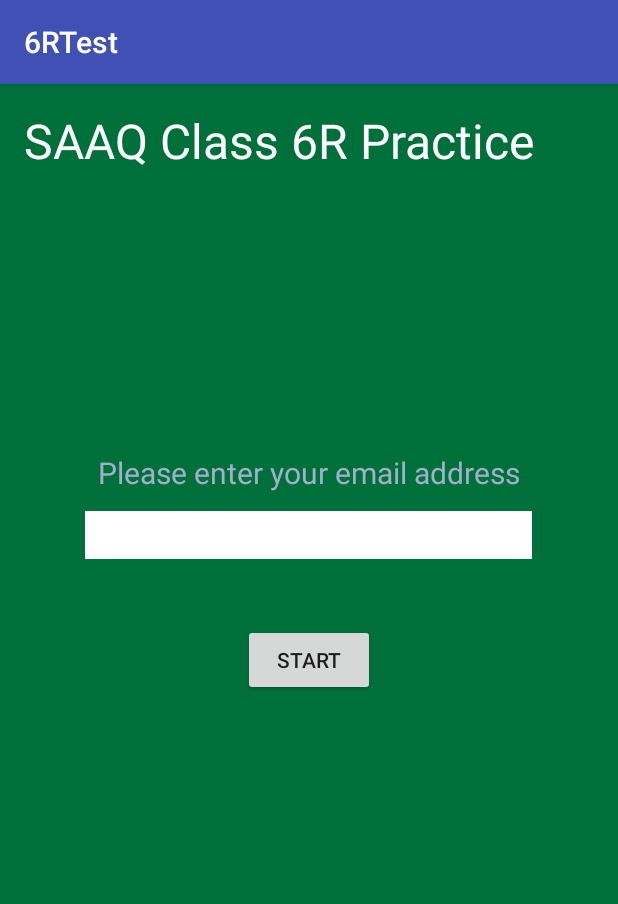
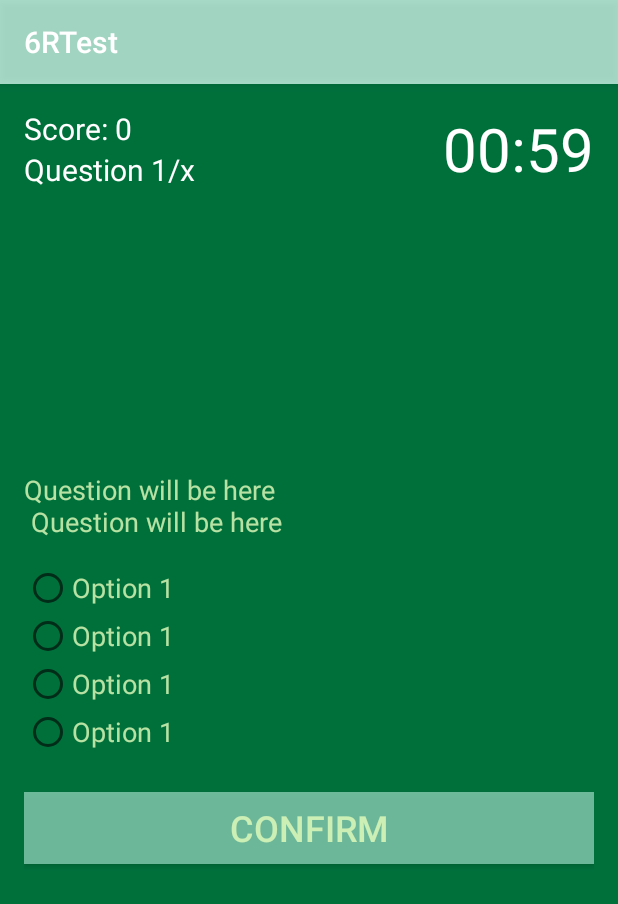
Before and after one commit to tpham20908/MobileDevelopment, an Android app: the screen it shows after launch (StartingScreenActivity before the commit, TestActivity after it), on a phone screen of 412 x 824 dp. Shown: the top 904 px of the screen. Run offline under Robolectric (Android 15) with nearby library versions, the phone set to English and light mode, and no system bars.

Commit message:
styled testActivity

```diff
--- a/Practices/6RTest/app/src/main/AndroidManifest.xml
+++ b/Practices/6RTest/app/src/main/AndroidManifest.xml
@@ -10,13 +10,15 @@
         android:supportsRtl="true"
         android:theme="@style/AppTheme">
         <activity android:name=".StartingScreenActivity">
+
+        </activity>
+        <activity android:name=".TestActivity">
             <intent-filter>
                 <action android:name="android.intent.action.MAIN" />
 
                 <category android:name="android.intent.category.LAUNCHER" />
             </intent-filter>
         </activity>
-        <activity android:name=".TestActivity"></activity>
     </application>
 
 </manifest>
--- a/Practices/6RTest/app/src/main/res/layout/activity_test.xml
+++ b/Practices/6RTest/app/src/main/res/layout/activity_test.xml
@@ -1,9 +1,93 @@
 <?xml version="1.0" encoding="utf-8"?>
-<android.support.constraint.ConstraintLayout xmlns:android="http://schemas.android.com/apk/res/android"
+<RelativeLayout xmlns:android="http://schemas.android.com/apk/res/android"
     xmlns:app="http://schemas.android.com/apk/res-auto"
     xmlns:tools="http://schemas.android.com/tools"
     android:layout_width="match_parent"
     android:layout_height="match_parent"
+    android:padding="16dp"
+    android:background="@color/appBackgroundColor"
     tools:context=".TestActivity">
 
-</android.support.constraint.ConstraintLayout>
+    <TextView
+        android:id="@+id/tv_score"
+        android:layout_width="wrap_content"
+        android:layout_height="wrap_content"
+        android:textColor="@color/bodyTextColor"
+        android:textSize="20sp"
+        android:text="@string/score"/>
+
+    <TextView
+        android:id="@+id/tv_question_count"
+        android:layout_width="wrap_content"
+        android:layout_height="wrap_content"
+        android:textSize="20sp"
+        android:textColor="@color/bodyTextColor"
+        android:text="@string/question_count"
+        android:layout_below="@id/tv_score"/>
+
+    <TextView
+        android:id="@+id/tv_countdown"
+        android:layout_width="wrap_content"
+        android:layout_height="wrap_content"
+        android:textColor="@color/bodyTextColor"
+        android:layout_alignParentEnd="true"
+        android:textSize="40sp"
+        android:text="00:59"/>
+
+    <TextView
+        android:id="@+id/tv_question"
+        android:layout_width="match_parent"
+        android:layout_height="wrap_content"
+        android:textSize="18sp"
+        android:text="Question will be here \n Question will be here"
+        android:textColor="@color/colorAccent"
+        android:layout_marginBottom="16dp"
+        android:layout_above="@id/radio_group"/>
+
+    <RadioGroup
+        android:id="@+id/radio_group"
+        android:layout_width="wrap_content"
+        android:layout_height="wrap_content"
+        android:layout_centerVertical="true">
+        <RadioButton
+            android:id="@+id/radio_btn1"
+            android:layout_width="wrap_content"
+            android:layout_height="wrap_content"
+            android:textSize="18sp"
+            android:textColor="@color/colorAccent"
+            android:text="Option 1"/>
+        <RadioButton
+            android:id="@+id/radio_btn2"
+            android:layout_width="wrap_content"
+            android:layout_height="wrap_content"
+            android:textSize="18sp"
+            android:textColor="@color/colorAccent"
+            android:text="Option 1"/>
+        <RadioButton
+            android:id="@+id/radio_btn3"
+            android:layout_width="wrap_content"
+            android:layout_height="wrap_content"
+            android:textSize="18sp"
+            android:textColor="@color/colorAccent"
+            android:text="Option 1"/>
+        <RadioButton
+            android:id="@+id/radio_btn4"
+            android:layout_width="wrap_content"
+            android:layout_height="wrap_content"
+            android:textSize="18sp"
+            android:textColor="@color/colorAccent"
+            android:text="Option 1"/>
+    </RadioGroup>
+
+    <Button
+        android:id="@+id/btn_confirm"
+        android:layout_width="match_parent"
+        android:layout_height="wrap_content"
+        android:textSize="24sp"
+        android:layout_below="@id/radio_group"
+        android:layout_marginTop="24dp"
+        android:text="Confirm"
+        android:background="@color/colorPrimary"
+        android:textColor="@color/colorAccent"/>
+
+</RelativeLayout>
--- a/Practices/6RTest/app/src/main/res/values/colors.xml
+++ b/Practices/6RTest/app/src/main/res/values/colors.xml
@@ -1,11 +1,11 @@
 <?xml version="1.0" encoding="utf-8"?>
 <resources>
-    <color name="colorPrimary">#3F51B5</color>
-    <color name="colorPrimaryDark">#303F9F</color>
-    <color name="colorAccent">#FF4081</color>
+    <color name="colorPrimary">#BF91D5BB</color>
+    <color name="colorPrimaryDark">#9A109955</color>
+    <color name="colorAccent">#D0E0FBBB</color>
     <color name="red">#EE1111</color>
     <color name="appBackgroundColor">#00703B</color>
-    <color name="headerBackgroundColor">#D8D8BF</color>
+    <color name="mcqColor">#D8D8BF</color>
     <color name="promptTextColor">#A0B0CB</color>
     <color name="bodyBackgroundColor">#1D4F27</color>
     <color name="bodyTextColor">#FFF</color>
--- a/Practices/6RTest/app/src/main/res/values/strings.xml
+++ b/Practices/6RTest/app/src/main/res/values/strings.xml
@@ -2,4 +2,6 @@
     <string name="app_name">6RTest</string>
     <string name="title">SAAQ Class 6R Practice</string>
     <string name="email_input_prompt">Please enter your email address</string>
+    <string name="score">Score: 0</string>
+    <string name="question_count">Question 1/x</string>
 </resources>
```
